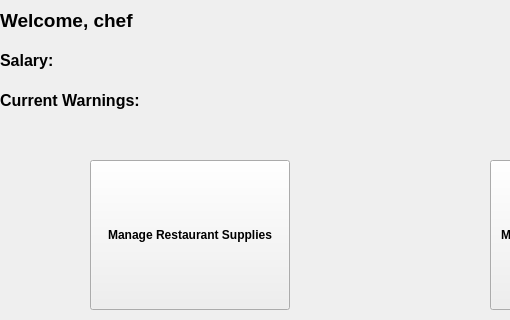
Chuezhang2278/Foodies, file Ui_Folder/WindowCookStackedWidget.ui: the form before one commit; both pictures show x 0 to 510 and y 0 to 320 of the 800 by 600 pixel window.
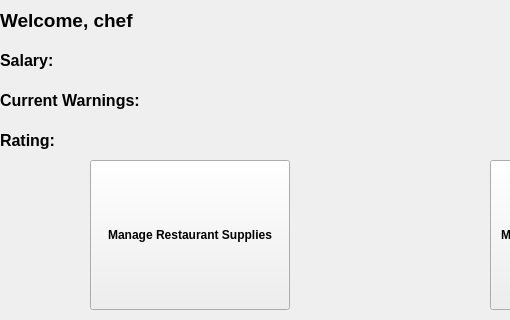
The form after the commit.

Commit message: display average rating

Patch:
```diff
--- a/Ui_Folder/WindowCookStackedWidget.ui
+++ b/Ui_Folder/WindowCookStackedWidget.ui
@@ -202,6 +202,26 @@
        <string>Current Warnings:</string>
       </property>
      </widget>
+     <widget class="QLabel" name="currentRatingLabel">
+      <property name="geometry">
+       <rect>
+        <x>0</x>
+        <y>120</y>
+        <width>350</width>
+        <height>40</height>
+       </rect>
+      </property>
+      <property name="font">
+       <font>
+        <pointsize>12</pointsize>
+        <weight>75</weight>
+        <bold>true</bold>
+       </font>
+      </property>
+      <property name="text">
+       <string>Rating:</string>
+      </property>
+     </widget>
     </widget>
     <widget class="QWidget" name="page_2">
      <widget class="QPushButton" name="suppliesReturnButton">
```
The commit also changes 1 other file.
